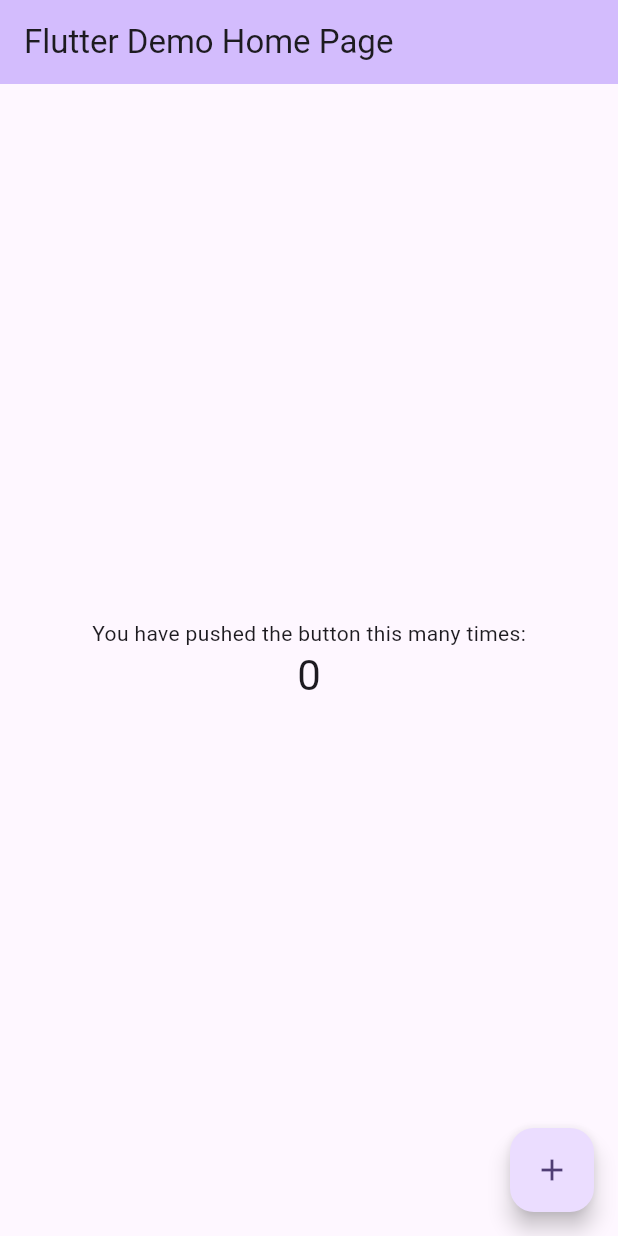
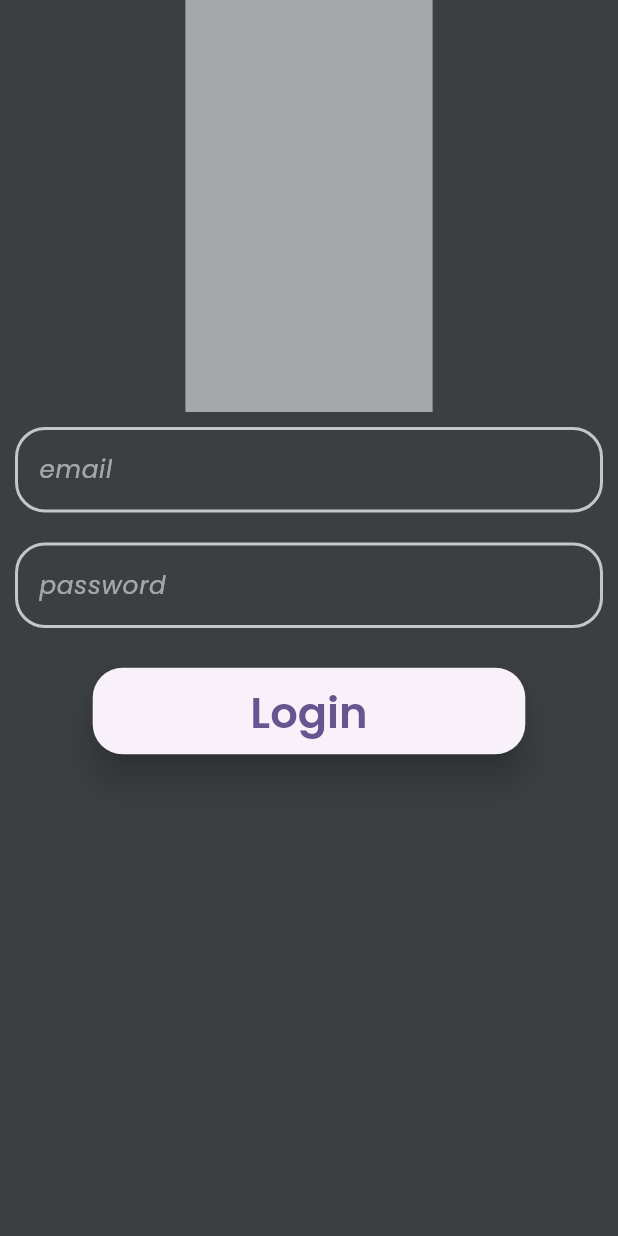
Before and after one commit to abhidhadke/fintech, a Flutter app: the screen it shows after launch, on a phone screen of 412 x 824 dp. Run offline on Flutter 3.47's test engine with Material 2 defaults, Android fonts, the phone set to English and light mode, and no system bars; our stand-ins replace google_fonts.

Commit message:
created a basic UI for login Screen

```diff
--- /dev/null
+++ b/lib/constants.dart
@@ -0,0 +1,3 @@
+import 'package:flutter/material.dart';
+
+const Color bgNight = Color(0xFF3C3F41);
--- a/lib/main.dart
+++ b/lib/main.dart
@@ -1,6 +1,8 @@
+import 'package:fintech/screens/Login/login_screen.dart';
 import 'package:flutter/material.dart';
 
-void main() {
+Future<void> main() async {
+  WidgetsFlutterBinding.ensureInitialized();
   runApp(const MyApp());
 }
 
@@ -13,113 +15,11 @@ class MyApp extends StatelessWidget {
     return MaterialApp(
       title: 'Flutter Demo',
       theme: ThemeData(
-        // This is the theme of your application.
-        //
-        // TRY THIS: Try running your application with "flutter run". You'll see
-        // the application has a blue toolbar. Then, without quitting the app,
-        // try changing the seedColor in the colorScheme below to Colors.green
-        // and then invoke "hot reload" (save your changes or press the "hot
-        // reload" button in a Flutter-supported IDE, or press "r" if you used
-        // the command line to start the app).
-        //
-        // Notice that the counter didn't reset back to zero; the application
-        // state is not lost during the reload. To reset the state, use hot
-        // restart instead.
-        //
-        // This works for code too, not just values: Most code changes can be
-        // tested with just a hot reload.
         colorScheme: ColorScheme.fromSeed(seedColor: Colors.deepPurple),
         useMaterial3: true,
       ),
-      home: const MyHomePage(title: 'Flutter Demo Home Page'),
+      debugShowCheckedModeBanner: false,
+      home: const LoginScreen(),
     );
   }
 }
-
-class MyHomePage extends StatefulWidget {
-  const MyHomePage({super.key, required this.title});
-
-  // This widget is the home page of your application. It is stateful, meaning
-  // that it has a State object (defined below) that contains fields that affect
-  // how it looks.
-
-  // This class is the configuration for the state. It holds the values (in this
-  // case the title) provided by the parent (in this case the App widget) and
-  // used by the build method of the State. Fields in a Widget subclass are
-  // always marked "final".
-
-  final String title;
-
-  @override
-  State<MyHomePage> createState() => _MyHomePageState();
-}
-
-class _MyHomePageState extends State<MyHomePage> {
-  int _counter = 0;
-
-  void _incrementCounter() {
-    setState(() {
-      // This call to setState tells the Flutter framework that something has
-      // changed in this State, which causes it to rerun the build method below
-      // so that the display can reflect the updated values. If we changed
-      // _counter without calling setState(), then the build method would not be
-      // called again, and so nothing would appear to happen.
-      _counter++;
-    });
-  }
-
-  @override
-  Widget build(BuildContext context) {
-    // This method is rerun every time setState is called, for instance as done
-    // by the _incrementCounter method above.
-    //
-    // The Flutter framework has been optimized to make rerunning build methods
-    // fast, so that you can just rebuild anything that needs updating rather
-    // than having to individually change instances of widgets.
-    return Scaffold(
-      appBar: AppBar(
-        // TRY THIS: Try changing the color here to a specific color (to
-        // Colors.amber, perhaps?) and trigger a hot reload to see the AppBar
-        // change color while the other colors stay the same.
-        backgroundColor: Theme.of(context).colorScheme.inversePrimary,
-        // Here we take the value from the MyHomePage object that was created by
-        // the App.build method, and use it to set our appbar title.
-        title: Text(widget.title),
-      ),
-      body: Center(
-        // Center is a layout widget. It takes a single child and positions it
-        // in the middle of the parent.
-        child: Column(
-          // Column is also a layout widget. It takes a list of children and
-          // arranges them vertically. By default, it sizes itself to fit its
-          // children horizontally, and tries to be as tall as its parent.
-          //
-          // Column has various properties to control how it sizes itself and
-          // how it positions its children. Here we use mainAxisAlignment to
-          // center the children vertically; the main axis here is the vertical
-          // axis because Columns are vertical (the cross axis would be
-          // horizontal).
-          //
-          // TRY THIS: Invoke "debug painting" (choose the "Toggle Debug Paint"
-          // action in the IDE, or press "p" in the console), to see the
-          // wireframe for each widget.
-          mainAxisAlignment: MainAxisAlignment.center,
-          children: <Widget>[
-            const Text(
-              'You have pushed the button this many times:',
-            ),
-            Text(
-              '$_counter',
-              style: Theme.of(context).textTheme.headlineMedium,
-            ),
-          ],
-        ),
-      ),
-      floatingActionButton: FloatingActionButton(
-        onPressed: _incrementCounter,
-        tooltip: 'Increment',
-        child: const Icon(Icons.add),
-      ), // This trailing comma makes auto-formatting nicer for build methods.
-    );
-  }
-}
--- /dev/null
+++ b/lib/screens/Login/components/textfield.dart
@@ -0,0 +1,70 @@
+import 'package:flutter/material.dart';
+import 'package:fintech/constants.dart' as constants;
+import 'package:google_fonts/google_fonts.dart';
+
+class formField extends StatelessWidget {
+  final String text;
+  final BoxConstraints size;
+  final bool isPassword;
+  final bool isFilled;
+  final Function(String) onChanged;
+
+  const formField({
+    super.key,
+    required this.size,
+    required this.text,
+    required this.isPassword,
+    required this.onChanged,
+    required this.isFilled,
+  });
+
+  @override
+  Widget build(BuildContext context) {
+    return Padding(
+      padding: const EdgeInsets.symmetric(horizontal: 10, vertical: 10),
+      child: Column(
+        crossAxisAlignment: CrossAxisAlignment.start,
+        children: [
+          TextField(
+            onChanged: onChanged,
+            style: const TextStyle(
+              color: Colors.white,
+            ),
+            obscureText: isPassword,
+            decoration: InputDecoration(
+              focusedBorder: OutlineInputBorder(
+                borderRadius: BorderRadius.circular(20),
+                borderSide: BorderSide(
+                    color: isFilled ? Colors.white70 : Colors.redAccent, width: 2, style: BorderStyle.solid),
+              ),
+              enabledBorder: OutlineInputBorder(
+                borderRadius: BorderRadius.circular(20),
+                borderSide: BorderSide(
+                    color: isFilled ? Colors.white70 : Colors.redAccent, width: 2, style: BorderStyle.solid),
+              ),
+              hintText: text,
+              hintStyle: TextStyle(
+                color: Colors.white54,
+                fontSize: size.maxWidth * 0.04,
+                fontWeight: FontWeight.w500,
+                fontStyle: FontStyle.italic,
+                fontFamily: 'Poppins',
+              ),
+            ),
+          ),
+          Visibility(
+            visible: !isFilled,
+              child: Padding(
+            padding: const EdgeInsets.only(left: 10, right: 10, top: 5),
+            child: Text(
+              '* Required field',
+              style: GoogleFonts.poppins(
+                  color: Colors.redAccent,
+                  fontStyle: FontStyle.italic),
+            ),
+          ))
+        ],
+      ),
+    );
+  }
+}
--- /dev/null
+++ b/lib/screens/Login/login_screen.dart
@@ -0,0 +1,130 @@
+import 'package:fintech/constants.dart';
+import 'package:flutter/material.dart';
+import 'package:google_fonts/google_fonts.dart';
+import 'components/textfield.dart';
+
+class LoginScreen extends StatefulWidget {
+  const LoginScreen({Key? key}) : super(key: key);
+
+  @override
+  State<LoginScreen> createState() => _LoginScreenState();
+}
+
+class _LoginScreenState extends State<LoginScreen> {
+  String email = '', password = '';
+  bool passFill = true;
+  bool emailFill = true;
+  bool isLoading = false;
+
+  @override
+  Widget build(BuildContext context) {
+    return LayoutBuilder(builder: (context, constraints) {
+      return Scaffold(
+        backgroundColor: bgNight,
+        body: SafeArea(
+          child: SizedBox(
+            child: Column(
+              mainAxisAlignment: MainAxisAlignment.center,
+              children: [
+                Expanded(
+                    child: Container(
+                  height: constraints.maxHeight * 0.04,
+                  width: constraints.maxWidth * 0.4,
+                  color: Colors.white54,
+                )),
+                Expanded(
+                  flex: 2,
+                  child: Column(
+                    children: [
+                      formField(
+                        size: constraints,
+                        text: 'email',
+                        isPassword: false,
+                        onChanged: (String val) {
+                          email = val;
+                        },
+                        isFilled: emailFill,
+                      ),
+                      formField(
+                        size: constraints,
+                        text: 'password',
+                        isPassword: true,
+                        onChanged: (String val) {
+                          password = val;
+                        },
+                        isFilled: passFill,
+                      ),
+                      SizedBox(height: constraints.maxHeight * 0.02,),
+                      ElevatedButtonTheme(
+                        data: ElevatedButtonThemeData(
+                          style: ButtonStyle(
+                            textStyle: MaterialStateProperty.all(GoogleFonts.poppins(
+                              fontSize: constraints.maxWidth * 0.07,
+                              fontWeight: FontWeight.w600
+                            )),
+                            padding: MaterialStateProperty.all(const EdgeInsets.symmetric(vertical: 8)),
+                            elevation: MaterialStateProperty.all(10),
+                            shape: MaterialStateProperty.all(RoundedRectangleBorder(
+                              borderRadius: BorderRadius.circular(20.0),
+                            )),
+                            fixedSize: MaterialStateProperty.all(
+                              Size(constraints.maxWidth * 0.7, constraints.maxHeight * 0.07)
+                            ),
+
+                          )
+                        ),
+                        child: ElevatedButton(
+                          onPressed: () {
+                            debugPrint('tapped');
+                            if(email == ''){
+                              if(password == ''){
+                                setState(() {
+                                  emailFill = false;
+                                  passFill = false;
+                                });
+                              }else{
+                                setState(() {
+                                  emailFill = false;
+                                });
+                              }
+                            }
+                            else if(password == ''){
+                              if(email == ''){
+                                setState(() {
+                                  emailFill = false;
+                                  passFill = false;
+                                });
+                              }else{
+                                setState(() {
+                                  passFill = false;
+                                });
+                              }
+                            }
+                            else{
+                              setState(() {
+                                isLoading = true;
+                                passFill = true;
+                                emailFill = true;
+                              });
+
+                              // firebase login code goes here
+
+                              //end of code
+                            }
+
+                          },
+                          child: isLoading ? const CircularProgressIndicator() : Text('Login', style: GoogleFonts.poppins(),),
+                        ),
+                      ),
+
+                    ],
+                  ),
+                ),
+              ],
+            ),
+          ),
+        ),
+      );
+    });
+  }
+}
--- a/pubspec.yaml
+++ b/pubspec.yaml
@@ -35,6 +35,7 @@ dependencies:
   # The following adds the Cupertino Icons font to your application.
   # Use with the CupertinoIcons class for iOS style icons.
   cupertino_icons: ^1.0.2
+  google_fonts: ^4.0.3
 
 dev_dependencies:
   flutter_test:
```
Also changed, not shown: pubspec.lock.
